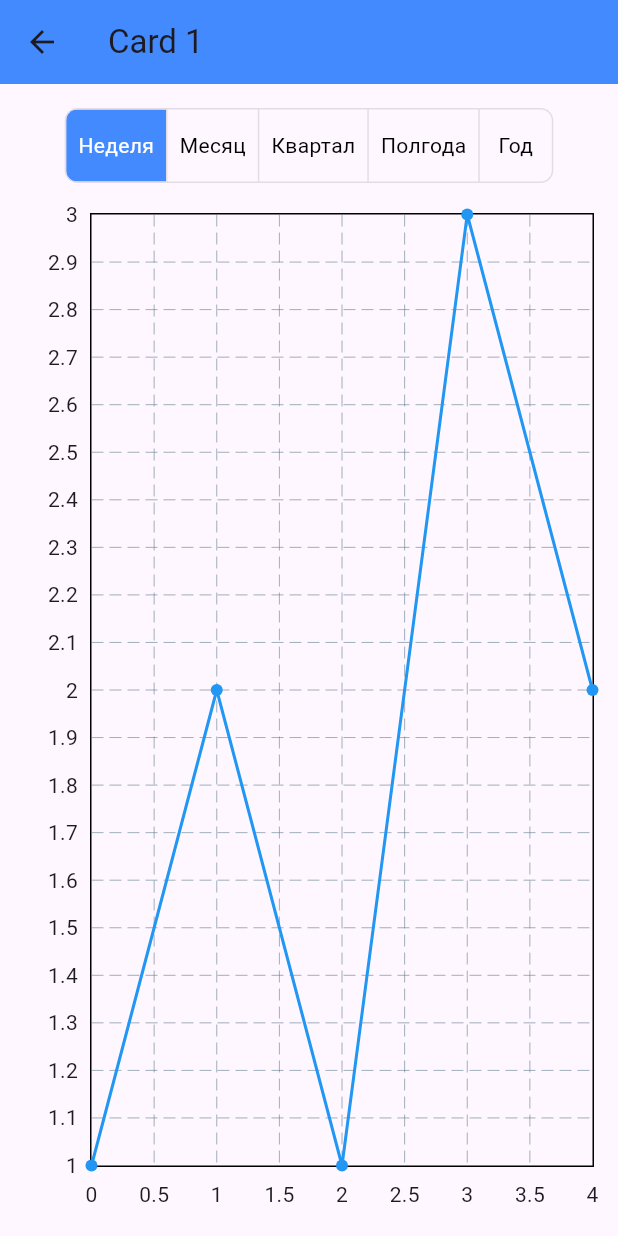
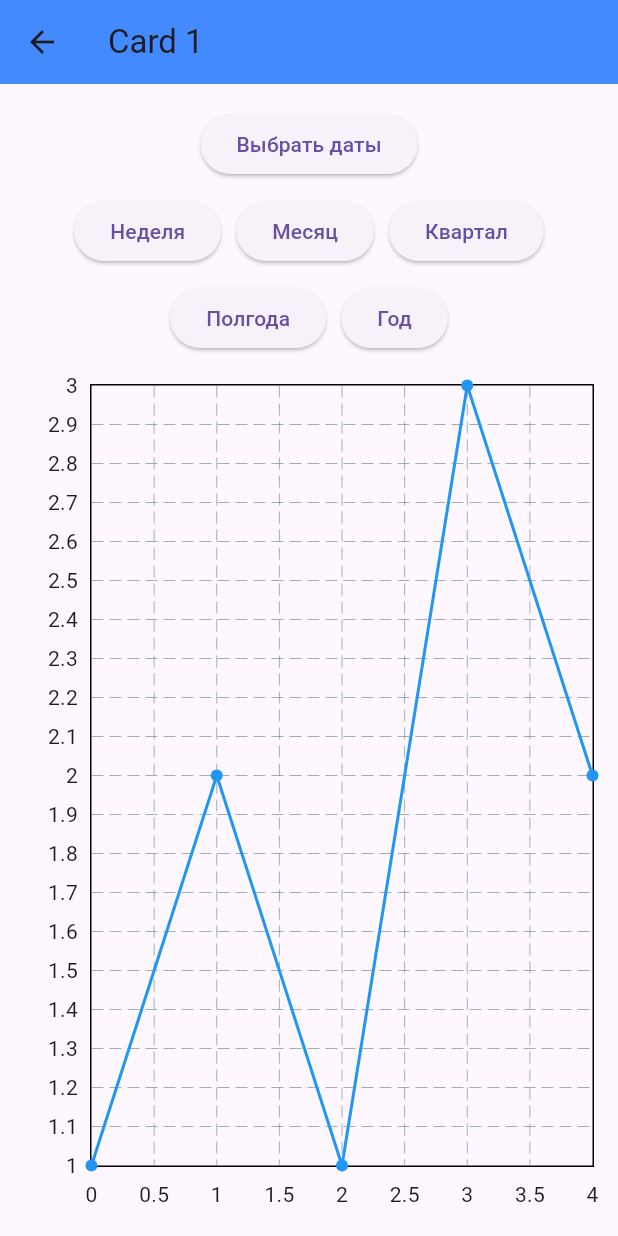
Before and after one commit to WaG711/phos_analytics, a Flutter app: the screen it shows after launch, after a tap on an icon or button, on a phone screen of 412 x 824 dp. Run offline on Flutter 3.47's test engine with Material 3 defaults, Android fonts, the phone set to English and light mode, and no system bars; drawn by our look-alikes of fl_chart; our stand-ins replace dio, flutter_bloc.

Commit message:
selecting periods

```diff
--- a/lib/features/details/presentation/details.dart
+++ b/lib/features/details/presentation/details.dart
@@ -1,5 +1,6 @@
 import 'package:fl_chart/fl_chart.dart';
 import 'package:flutter/material.dart';
+import 'package:intl/intl.dart';
 
 class Details extends StatefulWidget {
   const Details({super.key});
@@ -9,47 +10,112 @@ class Details extends StatefulWidget {
 }
 
 class _DetailsState extends State<Details> {
-  int _selectedIndex = 0;
-  final List<String> periods = ["Неделя", "Месяц", "Квартал", "Полгода", "Год"];
+  DateTimeRange? selectedDateRange;
+
+  void _setDateRange(DateTime start, DateTime end) {
+    setState(() {
+      selectedDateRange = DateTimeRange(start: start, end: end);
+    });
+  }
+
+  Future<void> _pickDateRange() async {
+    DateTimeRange? picked = await showDateRangePicker(
+      context: context,
+      firstDate: DateTime(2000),
+      lastDate: DateTime.now(),
+      initialDateRange: selectedDateRange,
+      helpText: "Выберите период",
+      cancelText: "Отмена",
+      confirmText: "Выбрать",
+    );
+
+    if (picked != null) {
+      setState(() {
+        selectedDateRange = picked;
+      });
+    }
+  }
 
   @override
   Widget build(BuildContext context) {
+    String dateText =
+        selectedDateRange == null
+            ? "Выбрать даты"
+            : "${DateFormat('dd.MM.yyyy').format(selectedDateRange!.start)} - ${DateFormat('dd.MM.yyyy').format(selectedDateRange!.end)}";
+
     return Scaffold(
       appBar: AppBar(backgroundColor: Colors.blueAccent, title: Text("Card 1")),
       body: Padding(
         padding: const EdgeInsets.all(16.0),
         child: Column(
           children: [
-            ToggleButtons(
-              isSelected: List.generate(
-                periods.length,
-                (index) => index == _selectedIndex,
-              ),
-              onPressed: (index) {
-                setState(() {
-                  _selectedIndex = index;
-                });
-              },
-              borderRadius: BorderRadius.circular(8.0),
-              selectedColor: Colors.white,
-              fillColor: Colors.blueAccent,
-              color: Colors.black,
-              children:
-                  periods
-                      .map(
-                        (period) => Padding(
-                          padding: const EdgeInsets.symmetric(horizontal: 8.0),
-                          child: Text(period),
-                        ),
-                      )
-                      .toList(),
-            ),
-
+            ElevatedButton(onPressed: _pickDateRange, child: Text(dateText)),
+            const SizedBox(height: 10),
+            _buildQuickSelectionButtons(),
             const SizedBox(height: 20),
             Expanded(child: _buildLineChart()),
           ],
         ),
       ),
+    );
+  }
+
+  void _selectQuickRange(String period) {
+    DateTime now = DateTime.now();
+    DateTime start;
+
+    switch (period) {
+      case 'Неделя':
+        start = now.subtract(Duration(days: now.weekday - 1));
+        break;
+      case 'Месяц':
+        start = DateTime(now.year, now.month, 1);
+        break;
+      case 'Квартал':
+        int quarter = (now.month - 1) ~/ 3 + 1;
+        start = DateTime(now.year, (quarter - 1) * 3 + 1, 1);
+        break;
+      case 'Полгода':
+        int half = now.month <= 6 ? 1 : 2;
+        start = DateTime(now.year, half == 1 ? 1 : 7, 1);
+        break;
+      case 'Год':
+        start = DateTime(now.year, 1, 1);
+        break;
+      default:
+        return;
+    }
+
+    _setDateRange(start, now);
+  }
+
+  Widget _buildQuickSelectionButtons() {
+    return Wrap(
+      spacing: 10.0,
+      runSpacing: 10.0,
+      alignment: WrapAlignment.center,
+      children: [
+        ElevatedButton(
+          onPressed: () => _selectQuickRange('Неделя'),
+          child: Text("Неделя"),
+        ),
+        ElevatedButton(
+          onPressed: () => _selectQuickRange('Месяц'),
+          child: Text("Месяц"),
+        ),
+        ElevatedButton(
+          onPressed: () => _selectQuickRange('Квартал'),
+          child: Text("Квартал"),
+        ),
+        ElevatedButton(
+          onPressed: () => _selectQuickRange('Полгода'),
+          child: Text("Полгода"),
+        ),
+        ElevatedButton(
+          onPressed: () => _selectQuickRange('Год'),
+          child: Text("Год"),
+        ),
+      ],
     );
   }
 
--- a/lib/features/home/presentation/widgets/metric_card.dart
+++ b/lib/features/home/presentation/widgets/metric_card.dart
@@ -47,11 +47,7 @@ class MetricCard extends StatelessWidget {
             topTitles: AxisTitles(sideTitles: SideTitles(showTitles: false)),
             rightTitles: AxisTitles(sideTitles: SideTitles(showTitles: false)),
             bottomTitles: AxisTitles(
-              sideTitles: SideTitles(
-                showTitles: true,
-                getTitlesWidget: bottomTitleWidgets,
-                reservedSize: 30,
-              ),
+              sideTitles: SideTitles(showTitles: true, reservedSize: 30),
             ),
             leftTitles: AxisTitles(sideTitles: SideTitles(showTitles: false)),
           ),
@@ -71,37 +67,4 @@ class MetricCard extends StatelessWidget {
       ),
     );
   }
-
-  Widget bottomTitleWidgets(double value, TitleMeta meta) {
-    const style = TextStyle(fontWeight: FontWeight.bold, fontSize: 16);
-    Widget text;
-    switch (value.toInt()) {
-      case 0:
-        text = const Text("Пн", style: style);
-        break;
-      case 1:
-        text = const Text("Вт", style: style);
-        break;
-      case 2:
-        text = const Text("Ср", style: style);
-        break;
-      case 3:
-        text = const Text("Чт", style: style);
-        break;
-      case 4:
-        text = const Text("Пт", style: style);
-        break;
-      case 5:
-        text = const Text("Сб", style: style);
-        break;
-      case 6:
-        text = const Text("Вс", style: style);
-        break;
-      default:
-        text = const Text("");
-        break;
-    }
-
-    return SideTitleWidget(meta: meta, space: 10, child: text);
-  }
 }
--- a/pubspec.yaml
+++ b/pubspec.yaml
@@ -15,6 +15,7 @@ dependencies:
   build_runner: ^2.4.15
   json_serializable: ^6.9.4
   json_annotation: ^4.9.0
+  intl: ^0.20.2
 
 dev_dependencies:
   flutter_test:
```
Also changed, not shown: pubspec.lock.
